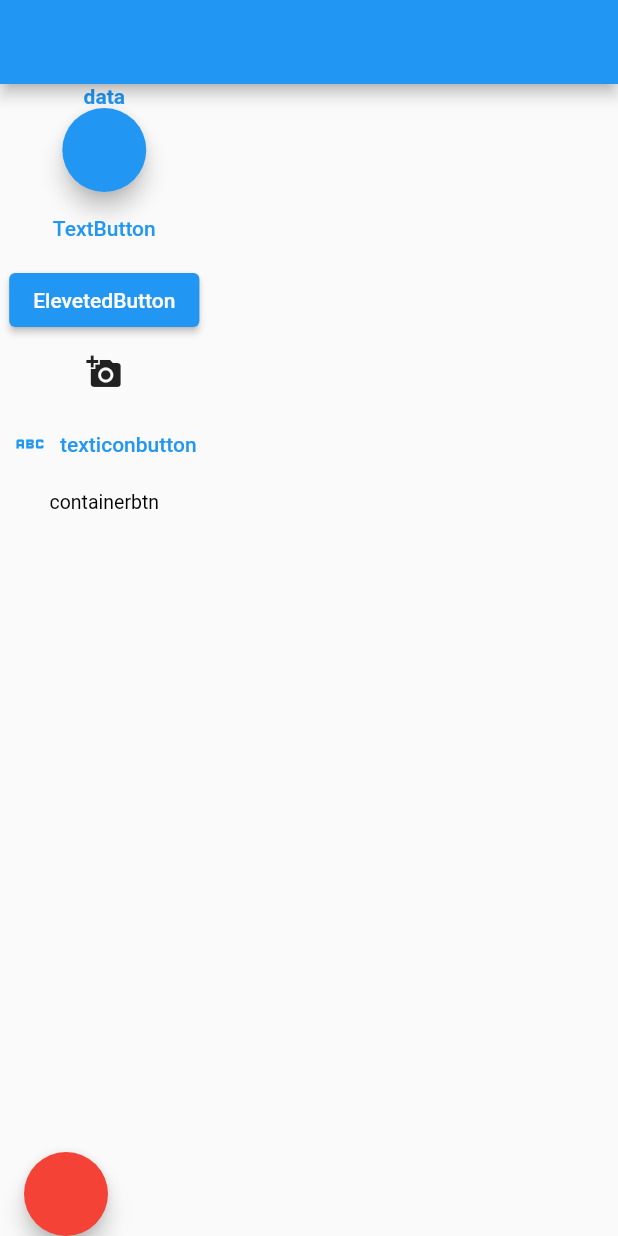
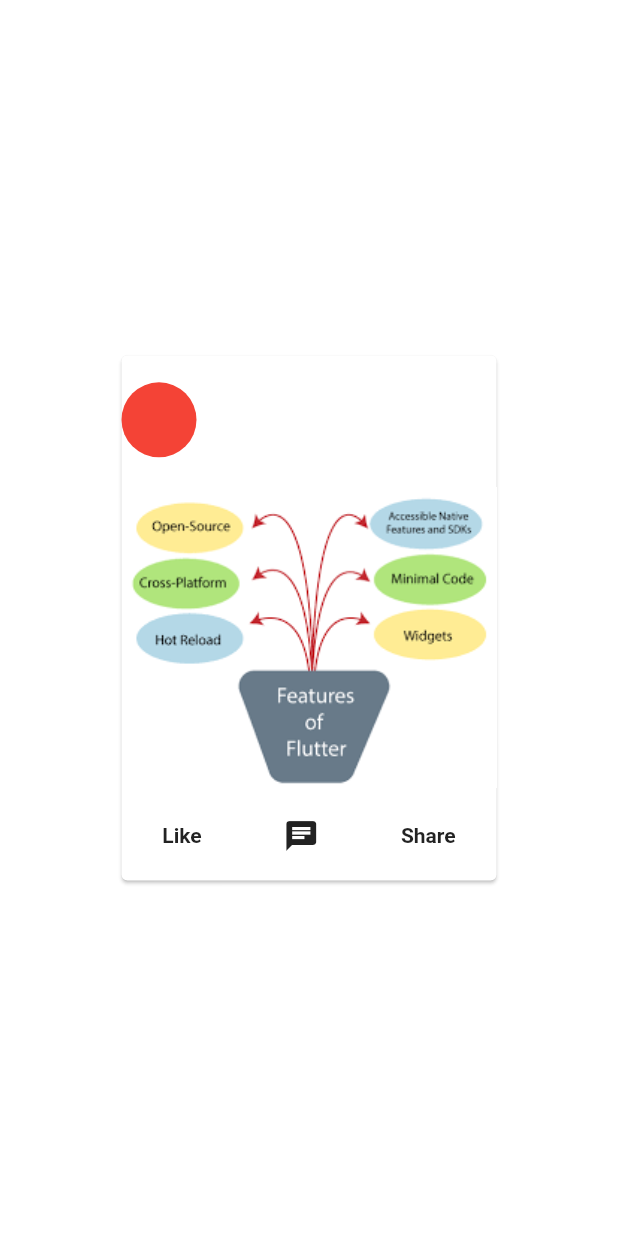
Before and after one commit to infoenum-testing/flutter_session, a Flutter app: the screen it shows after launch, on a phone screen of 412 x 824 dp. Run offline on Flutter 3.47's test engine with Material 2 defaults, Android fonts, the phone set to English and light mode, and no system bars.

Commit message:
learning card widget

```diff
--- a/lib/main.dart
+++ b/lib/main.dart
@@ -2,6 +2,7 @@ import 'package:flutter/cupertino.dart';
 import 'package:flutter/material.dart';
 import 'package:flutter_application_demo/screens/assets_image_screen.dart';
 import 'package:flutter_application_demo/screens/button_screen.dart';
+import 'package:flutter_application_demo/screens/flexible_and_expanded.dart';
 import 'package:flutter_application_demo/screens/home_screen.dart';
 import 'package:flutter_application_demo/screens/stack_screen.dart';
 
@@ -15,8 +16,9 @@ class MyApp extends StatelessWidget {
   @override
   Widget build(BuildContext context) {
     return MaterialApp(
-      title: "My first App",
-      home: ButtonScreen(),
+      title: "prakhar",
+      debugShowCheckedModeBanner: false,
+      home: FlexibleandExpanded(),
     );
   }
 }
--- /dev/null
+++ b/lib/screens/flexible_and_expanded.dart
@@ -0,0 +1,80 @@
+import 'package:flutter/material.dart';
+import 'package:flutter_application_demo/utils/asset_path.dart';
+
+class FlexibleandExpanded extends StatelessWidget {
+  const FlexibleandExpanded({super.key});
+
+  @override
+  Widget build(BuildContext context) {
+    return Scaffold(
+        backgroundColor: Colors.white,
+        body: Center(
+          child: Card(
+            child: SizedBox(
+              height: 350,
+              width: 250,
+              child: Column(
+                mainAxisAlignment: MainAxisAlignment.center,
+                children: [
+                  Align(
+                    alignment: Alignment.centerLeft,
+                    child: CircleAvatar(
+                      backgroundColor: Colors.red,
+                      maxRadius: 25,
+                    ),
+                  ),
+                  SizedBox(
+                    height: 20,
+                  ),
+                  Image.asset(AssetPath.imagefeature),
+                  SizedBox(
+                    height: 20,
+                  ),
+                  Row(
+                    mainAxisAlignment: MainAxisAlignment.spaceAround,
+                    children: [
+                      Text(
+                        "Like",
+                        style: TextStyle(fontWeight: FontWeight.bold),
+                      ),
+                      Icon(Icons.chat),
+                      Text(
+                        "Share",
+                        style: TextStyle(fontWeight: FontWeight.bold),
+                      ),
+                    ],
+                  )
+                ],
+              ),
+            ),
+          ),
+        )
+
+        // Column(
+        //   // direction: Axis.vertical,
+        //   children: [
+        //     SafeArea(child: Text("my text")),
+        //     Flexible(
+        //       child: Container(
+        //         // width: 100,
+        //         height: 300,
+        //         color: Colors.red,
+        //       ),
+        //     ),
+        //     Flexible(
+        //       child: Container(
+        //         // width: 100,
+        //         height: 300,
+        //         color: Colors.yellow,
+        //       ),
+        //     ),
+        //     Expanded(
+        //         child: Container(
+        //       height: 150,
+        //       color: Colors.blue,
+        //     ))
+        //   ],
+        // ),
+        );
+  }
+}
```
